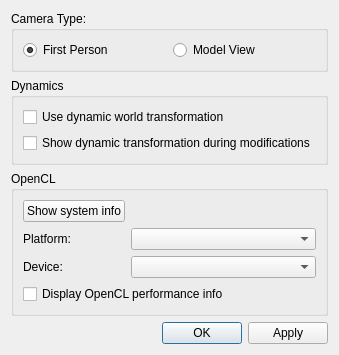
This is WindSim/src/GUI/ui/settings.ui in gudajan/Windsim as Qt 5 draws it before an edit. The edited form follows.
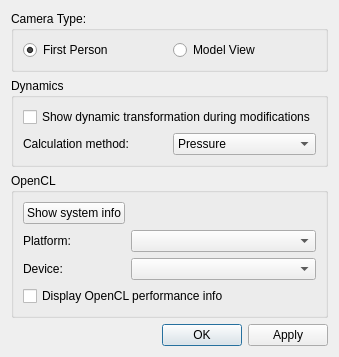
This is the edited form.

What changed in the file:
```diff
--- a/WindSim/src/GUI/ui/settings.ui
+++ b/WindSim/src/GUI/ui/settings.ui
@@ -55,15 +55,29 @@
      <property name="title">
       <string>Dynamics</string>
      </property>
-     <layout class="QFormLayout" name="formLayout">
-      <item row="0" column="0">
-       <widget class="QCheckBox" name="cbUseDynWorld">
+     <layout class="QGridLayout" name="gridLayout_3">
+      <item row="1" column="1">
+       <widget class="QComboBox" name="cmbCalcMethod">
+        <item>
+         <property name="text">
+          <string notr="true">Pressure</string>
+         </property>
+        </item>
+        <item>
+         <property name="text">
+          <string notr="true">Velocity</string>
+         </property>
+        </item>
+       </widget>
+      </item>
+      <item row="1" column="0">
+       <widget class="QLabel" name="lCalcMethod">
         <property name="text">
-         <string>Use dynamic world transformation</string>
+         <string>Calculation method:</string>
         </property>
        </widget>
       </item>
-      <item row="1" column="0">
+      <item row="0" column="0" colspan="2">
        <widget class="QCheckBox" name="cbShowDynTrans">
         <property name="text">
          <string>Show dynamic transformation during modifications</string>
```
